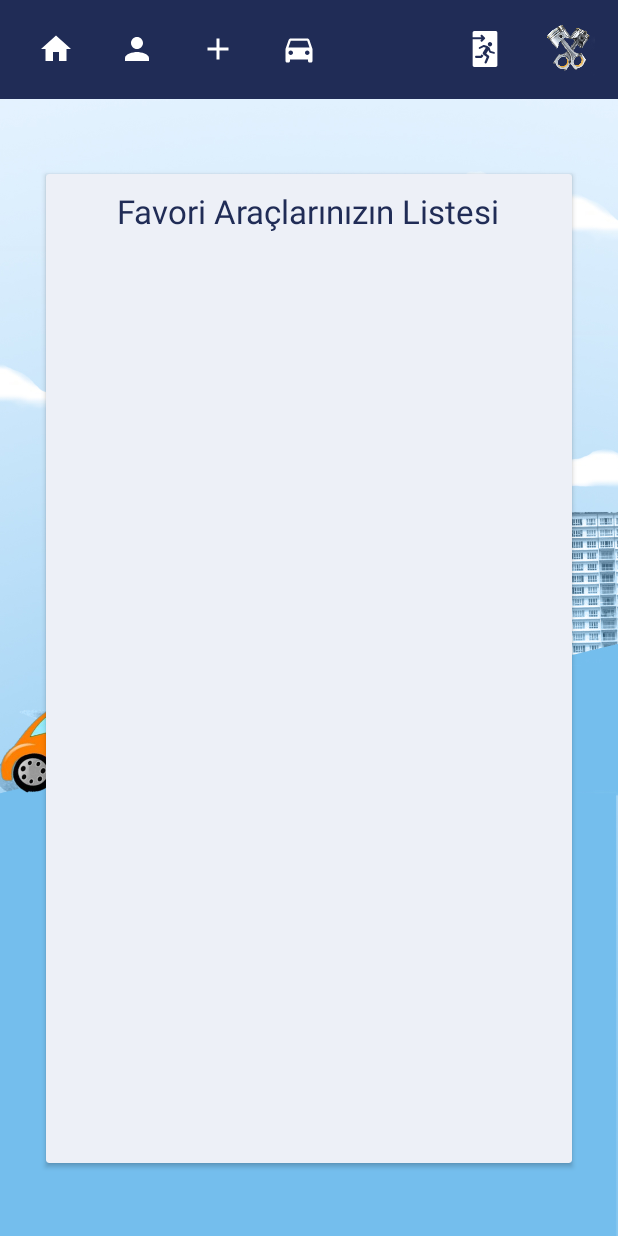
After one commit to mahmutcant/KrankRent, an Android app: the FavoritePage screen opened directly, with no data from a screen before it, on a phone screen of 412 x 824 dp. The commit adds this screen. Run offline under Robolectric (Android 15) with nearby library versions, the phone set to English and light mode, and no system bars; our stand-ins replace Firebase (no records; nobody signed in at launch, a user with empty details on screens opened directly).

Commit message:
takip listesi düzenlendi

```diff
--- a/app/src/main/AndroidManifest.xml
+++ b/app/src/main/AndroidManifest.xml
@@ -4,8 +4,9 @@
     package="com.mahmut.krankrent">
 
     <uses-permission android:name="android.permission.INTERNET" />
-    <uses-permission android:name="android.permission.ACCESS_NETWORK_STATE"/>
+    <uses-permission android:name="android.permission.ACCESS_NETWORK_STATE" />
     <uses-permission android:name="android.permission.CALL_PHONE" />
+
     <application
         android:allowBackup="true"
         android:dataExtractionRules="@xml/data_extraction_rules"
@@ -16,6 +17,9 @@
         android:supportsRtl="true"
         android:theme="@style/Theme.Design.NoActionBar"
         tools:targetApi="31">
+        <activity
+            android:name=".FavoritePage"
+            android:exported="false" />
         <activity
             android:name=".EditCar"
             android:exported="false" />
--- /dev/null
+++ b/app/src/main/java/com/mahmut/krankrent/FavoritePage.java
@@ -0,0 +1,126 @@
+package com.mahmut.krankrent;
+
+import androidx.annotation.NonNull;
+import androidx.appcompat.app.AppCompatActivity;
+
+import android.content.Intent;
+import android.media.Image;
+import android.os.Bundle;
+import android.view.View;
+import android.widget.ImageView;
+import android.widget.ListView;
+
+import com.google.firebase.auth.FirebaseAuth;
+import com.google.firebase.auth.FirebaseUser;
+import com.google.firebase.database.DataSnapshot;
+import com.google.firebase.database.DatabaseError;
+import com.google.firebase.database.DatabaseReference;
+import com.google.firebase.database.FirebaseDatabase;
+import com.google.firebase.database.ValueEventListener;
+import com.mahmut.krankrent.ui.CarList;
+
+import java.util.ArrayList;
+import java.util.List;
+
+public class FavoritePage extends AppCompatActivity {
+    private ImageView iconMainPage,profileIcon,addCarIcon,arabaDuzenle,iconCikis,favoritePage;
+    private ListView lstFavori;
+    private DatabaseReference mReference,mReferenceCar;
+    private FirebaseAuth mAuth;
+    private FirebaseUser mUser;
+    List<String> subtitle = new ArrayList<>();
+    List<Integer> cost = new ArrayList<>();
+    List<String> carCity = new ArrayList<>();
+    List<String> maintitle = new ArrayList<>();
+    List<String> kiraliAraclar = new ArrayList<>();
+    List<String> telNo = new ArrayList<>();
+    List<String> eskiFiyat = new ArrayList<>();
+    List<String> paylasanUid = new ArrayList<>();
+    List<String> aracKey = new ArrayList<>();
+    @Override
+    protected void onCreate(Bundle savedInstanceState) {
+        super.onCreate(savedInstanceState);
+        setContentView(R.layout.activity_favorite_page);
+        iconMainPage = (ImageView)findViewById(R.id.iconMainPage);
+        profileIcon = (ImageView)findViewById(R.id.profileIcon);
+        addCarIcon = (ImageView)findViewById(R.id.addCarIcon);
+        arabaDuzenle = (ImageView)findViewById(R.id.arabaDuzenle);
+        iconCikis = (ImageView)findViewById(R.id.iconCikis);
+        favoritePage = (ImageView)findViewById(R.id.favoritePage);
+        favoritePage.setVisibility(View.INVISIBLE);
+        mAuth = FirebaseAuth.getInstance();
+        mUser = mAuth.getCurrentUser();
+        iconMainPage.setOnClickListener(new View.OnClickListener() {
+            @Override
+            public void onClick(View v) {
+                startActivity(new Intent(FavoritePage.this, LoginAfterMain.class));
+                overridePendingTransition(R.anim.sag, R.anim.sol);
+            }
+        });
+        profileIcon.setOnClickListener(new View.OnClickListener() {
+            @Override
+            public void onClick(View v) {
+                startActivity(new Intent(FavoritePage.this, ProfilePage.class));
+                overridePendingTransition(R.anim.sag, R.anim.sol);
+            }
+        });
+        addCarIcon.setOnClickListener(new View.OnClickListener() {
+            @Override
+            public void onClick(View v) {
+                startActivity(new Intent(FavoritePage.this, AddCar.class));
+                overridePendingTransition(R.anim.sag, R.anim.sol);
+            }
+        });
+        arabaDuzenle.setOnClickListener(new View.OnClickListener() {
+            @Override
+            public void onClick(View v) {
+                startActivity(new Intent(FavoritePage.this, EditCar.class));
+                overridePendingTransition(R.anim.sag, R.anim.sol);
+            }
+        });
+        iconCikis.setOnClickListener(new View.OnClickListener() {
+            @Override
+            public void onClick(View v) {
+                FirebaseAuth.getInstance().signOut();
+                finish();
+                startActivity(new Intent(FavoritePage.this, LoginPage.class));
+                overridePendingTransition(R.anim.sag, R.anim.sol);
+            }
+        });
+        mReference = FirebaseDatabase.getInstance().getReference("kullanicilar").child(mUser.getUid()).child("takipListesi");
+        mReference.addValueEventListener(new ValueEventListener() {
+            @Override
+            public void onDataChange(@NonNull DataSnapshot snapshot) {
+                for(DataSnapshot snp : snapshot.getChildren()){
+                    System.out.println(snp.getValue());
+                    mReferenceCar = FirebaseDatabase.getInstance().getReference("araclar");
+                    mReferenceCar.addValueEventListener(new ValueEventListener() {
+                        @Override
+                        public void onDataChange(@NonNull DataSnapshot snapshot) {
+                            for(DataSnapshot snp2 : snapshot.getChildren()){
+                                for(DataSnapshot snapshot1 : snp2.getChildren()){
+                                    for(DataSnapshot snapshot2 : snapshot1.getChildren()){
+                                        if(snapshot2.getKey().toString() == snp.getValue()){
+                                            System.out.println(snapshot2.getValue());
+                                        }
+                                    }
+                                }
+                            }
+                        }
+
+                        @Override
+                        public void onCancelled(@NonNull DatabaseError error) {
+
+                        }
+                    });
+                }
+            }
+
+            @Override
+            public void onCancelled(@NonNull DatabaseError error) {
+
+            }
+        });
+
+    }
+}
--- /dev/null
+++ b/app/src/main/res/drawable/favori_list.xml
@@ -0,0 +1,5 @@
+<vector android:height="24dp" android:tint="#FFFFFF"
+    android:viewportHeight="24" android:viewportWidth="24"
+    android:width="24dp" xmlns:android="http://schemas.android.com/apk/res/android">
+    <path android:fillColor="@android:color/white" android:pathData="M12,17.27L18.18,21l-1.64,-7.03L22,9.24l-7.19,-0.61L12,2 9.19,8.63 2,9.24l5.46,4.73L5.82,21z"/>
+</vector>
--- /dev/null
+++ b/app/src/main/res/drawable/ic_baseline_star_24.xml
@@ -0,0 +1,5 @@
+<vector android:height="24dp" android:tint="#044904"
+    android:viewportHeight="24" android:viewportWidth="24"
+    android:width="24dp" xmlns:android="http://schemas.android.com/apk/res/android">
+    <path android:fillColor="@android:color/white" android:pathData="M12,17.27L18.18,21l-1.64,-7.03L22,9.24l-7.19,-0.61L12,2 9.19,8.63 2,9.24l5.46,4.73L5.82,21z"/>
+</vector>
--- a/app/src/main/res/drawable/ic_baseline_star_border_24.xml
+++ b/app/src/main/res/drawable/ic_baseline_star_border_24.xml
@@ -1,5 +1,5 @@
 <vector android:height="24dp" android:tint="#000000"
     android:viewportHeight="24" android:viewportWidth="24"
     android:width="24dp" xmlns:android="http://schemas.android.com/apk/res/android">
-    <path android:fillColor="@android:color/white" android:pathData="M22,9.24l-7.19,-0.62L12,2 9.19,8.63 2,9.24l5.46,4.73L5.82,21 12,17.27 18.18,21l-1.63,-7.03L22,9.24zM12,15.4l-3.76,2.27 1,-4.28 -3.32,-2.88 4.38,-0.38L12,6.1l1.71,4.04 4.38,0.38 -3.32,2.88 1,4.28L12,15.4z"/>
+    <path android:fillColor="@android:color/black" android:pathData="M22,9.24l-7.19,-0.62L12,2 9.19,8.63 2,9.24l5.46,4.73L5.82,21 12,17.27 18.18,21l-1.63,-7.03L22,9.24zM12,15.4l-3.76,2.27 1,-4.28 -3.32,-2.88 4.38,-0.38L12,6.1l1.71,4.04 4.38,0.38 -3.32,2.88 1,4.28L12,15.4z"/>
 </vector>
--- /dev/null
+++ b/app/src/main/res/layout/activity_favorite_page.xml
@@ -0,0 +1,36 @@
+<?xml version="1.0" encoding="utf-8"?>
+<androidx.constraintlayout.widget.ConstraintLayout xmlns:android="http://schemas.android.com/apk/res/android"
+    xmlns:app="http://schemas.android.com/apk/res-auto"
+    xmlns:tools="http://schemas.android.com/tools"
+    android:layout_width="match_parent"
+    android:layout_height="match_parent"
+    android:background="@drawable/anasayfa"
+    tools:context=".FavoritePage">
+    <include
+        android:id="@+id/include"
+        layout="@layout/toolbar" />
+    <androidx.cardview.widget.CardView
+        android:layout_width="0dp"
+        android:layout_height="0dp"
+        app:cardBackgroundColor="@color/editTextColor"
+        android:layout_marginTop="50dp"
+        app:layout_constraintEnd_toEndOf="parent"
+        app:layout_constraintHeight_percent=".8"
+        app:layout_constraintStart_toStartOf="parent"
+        app:layout_constraintTop_toBottomOf="@+id/include"
+        app:layout_constraintWidth_percent=".85">
+        <TextView
+            android:layout_width="wrap_content"
+            android:layout_height="wrap_content"
+            android:textColor="@color/themeColor"
+            android:layout_gravity="center|top"
+            android:textSize="10pt"
+            android:layout_marginTop="10dp"
+            android:text="Favori Araçlarınızın Listesi"/>
+        <ListView
+            android:id="@+id/LstFavoriAraclar"
+            android:layout_width="match_parent"
+            android:layout_height="wrap_content"
+            android:layout_marginTop="100dp" />
+    </androidx.cardview.widget.CardView>
+</androidx.constraintlayout.widget.ConstraintLayout>
--- a/app/src/main/res/layout/toolbar.xml
+++ b/app/src/main/res/layout/toolbar.xml
@@ -23,6 +23,7 @@
             android:layout_marginStart="30dp"
             android:layout_toEndOf="@id/profileIcon"
             android:src="@drawable/ic_baseline_add_24" />
+
         <ImageView
             android:id="@+id/arabaDuzenle"
             android:layout_width="wrap_content"
@@ -31,6 +32,7 @@
             android:layout_marginStart="30dp"
             android:layout_toEndOf="@id/addCarIcon"
             android:src="@drawable/ic_baseline_directions_car_24" />
+
         <ImageView
             android:id="@+id/iconCikis"
             android:layout_width="wrap_content"
@@ -39,12 +41,13 @@
             android:layout_marginStart="100dp"
             android:layout_toEndOf="@id/arabaDuzenle"
             android:src="@drawable/ic_emergency_exit_svgrepo_com" />
+
         <ImageView
             android:id="@+id/iconMainPage"
-            android:layout_marginLeft="10dp"
             android:layout_width="wrap_content"
             android:layout_height="wrap_content"
             android:layout_centerVertical="true"
+            android:layout_marginLeft="10dp"
             android:src="@drawable/ic_baseline_home_24" />
         <ImageView
             android:layout_width="35dp"
@@ -53,5 +56,15 @@
             android:layout_centerVertical="true"
             android:background="@drawable/mybutton"
             android:src="@drawable/logo" />
+
+        <ImageView
+            android:id="@+id/favoritePage"
+            android:layout_width="wrap_content"
+            android:layout_height="wrap_content"
+            android:visibility="gone"
+            android:layout_centerVertical="true"
+            android:layout_marginLeft="30dp"
+            android:layout_toEndOf="@+id/arabaDuzenle"
+            android:src="@drawable/favori_list" />
     </RelativeLayout>
 </RelativeLayout>
--- a/app/src/main/res/values/colors.xml
+++ b/app/src/main/res/values/colors.xml
@@ -9,5 +9,5 @@
     <color name="white">#FFF</color>
     <color name="themeColor">#202c56</color>
     <color name="editTextColor">#edf0f7</color>
-    <color name="yellow">#FFCC00</color>
+    <color name="yellow">#FFD83E</color>
 </resources>
```
Also changed, not shown: app/src/main/java/com/mahmut/krankrent/AddCar.java (+10 -1 lines), app/src/main/java/com/mahmut/krankrent/EditCar.java (+9 -1 lines), app/src/main/java/com/mahmut/krankrent/LoginAfterMain.java (+25 -7 lines), app/src/main/java/com/mahmut/krankrent/ProfilePage.java (+9 -1 lines), app/src/main/java/com/mahmut/krankrent/ui/CarList.java (+32 -3 lines), app/src/main/res/layout/car_list.xml (+9 -2 lines).
